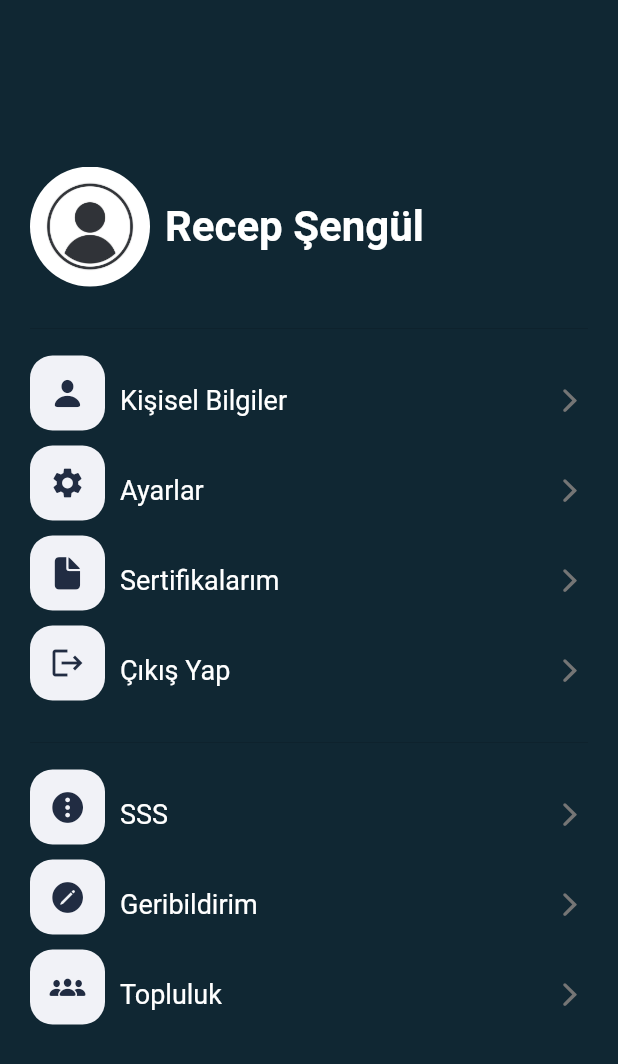
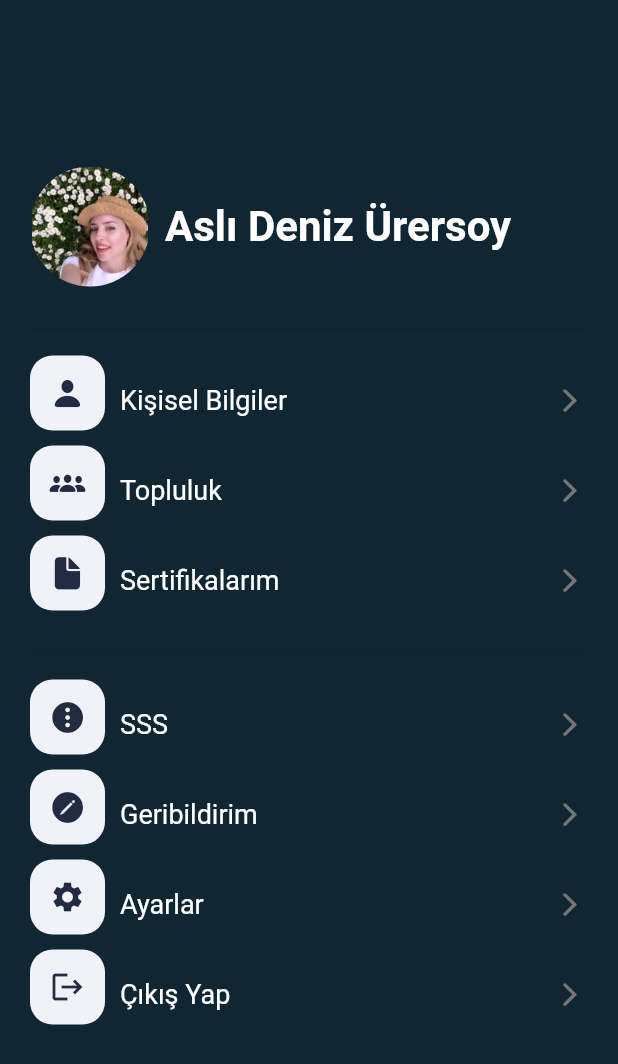
Before and after one commit to Rcpsngl/academy_mobile, a Flutter app: the SettingsScreen screen opened by its route, on a phone screen of 412 x 824 dp. Shown: the top 1064 px of the screen. Run offline on Flutter 3.47's test engine with Material 2 defaults, Android fonts, the phone set to English and light mode, and no system bars; our stand-ins replace cloud_firestore, curved_navigation_bar, firebase_auth, firebase_core, font_awesome_flutter, table_calendar and 1 more; accounts and stored records are empty; Roboto replaces fonts that are missing (Poppins-Medium, Poppins-Regular).

Commit message:
New Update Settings

```diff
--- a/academy/lib/models/setting.dart
+++ b/academy/lib/models/setting.dart
@@ -19,21 +19,18 @@ final List<Setting> settings = [
     route: "/",
     icon: CupertinoIcons.person_fill,
   ),
+
   Setting(
-    title: "Ayarlar",
+    title: "Topluluk",
     route: "/",
-    icon: Icons.settings,
+    icon: CupertinoIcons.person_3_fill,
   ),
   Setting(
     title: "Sertifikalarım",
     route: "/",
     icon: CupertinoIcons.doc_fill,
   ),
-  Setting(
-    title: "Çıkış Yap",
-    route: "/",
-    icon: Icons.logout,
-  ),
+
 ];
 
 final List<Setting> settings2 = [
@@ -48,8 +45,13 @@ final List<Setting> settings2 = [
     icon: CupertinoIcons.pencil_circle_fill,
   ),
   Setting(
-    title: "Topluluk",
+    title: "Ayarlar",
     route: "/",
-    icon: CupertinoIcons.person_3_fill,
+    icon: Icons.settings,
+  ),
+  Setting(
+    title: "Çıkış Yap",
+    route: "/",
+    icon: Icons.logout,
   ),
 ];
--- a/academy/lib/widgets/avatar_card.dart
+++ b/academy/lib/widgets/avatar_card.dart
@@ -15,7 +15,7 @@ class AvatarCard extends StatelessWidget {
       children: [
         ClipOval(
           child: Image.asset(
-            icPerson,
+            "lib/assets/images/denizpp.jpg",
             width: 80,
             height: 80,
           ),
@@ -25,7 +25,7 @@ class AvatarCard extends StatelessWidget {
           crossAxisAlignment: CrossAxisAlignment.start,
           mainAxisAlignment: MainAxisAlignment.spaceBetween,
           children: [
-            const Text("Recep Şengül", style: kLargeText),
+            const Text("Aslı Deniz Ürersoy", style: kLargeText),
           ],
         )
       ],
```
Also changed, not shown: academy/lib/assets/images/denizpp.jpg (added).
